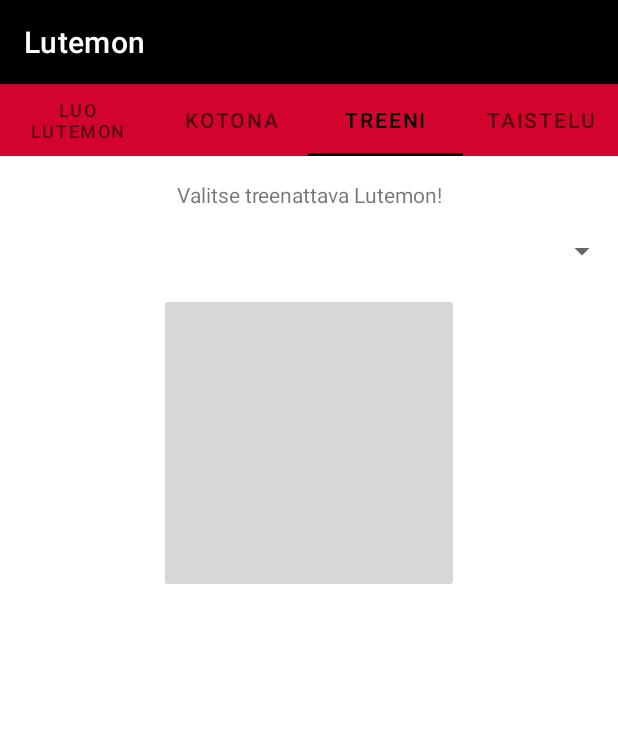
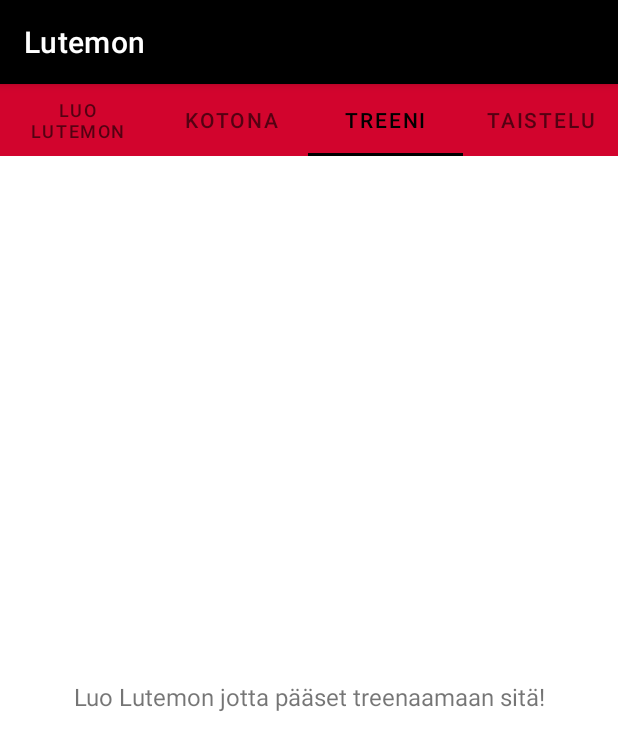
Before and after one commit to LETomppa/JavaHarkkatyo, an Android app: the screen it shows after launch (MainActivity), tab 3 chosen, on a phone screen of 412 x 824 dp. Shown: the top 750 px of the screen. Run offline under Robolectric (Android 15) with nearby library versions, the phone set to English and light mode, and no system bars.

Commit message:
Uusin versio

```diff
--- a/app/src/main/java/com/example/lutemon/fragments/FragmentCreate.java
+++ b/app/src/main/java/com/example/lutemon/fragments/FragmentCreate.java
@@ -51,6 +51,10 @@ public class FragmentCreate extends Fragment {
             @Override
             public void onClick(View v) {
                 stringName = name.getText().toString();
+                if (stringName.isEmpty()) {
+                    Toast.makeText(getContext(), "Anna lutemonille nimi", Toast.LENGTH_LONG).show();
+                }
+                else {
                     RadioGroup rgColorType = view.findViewById(R.id.rgColors);
                     switch (rgColorType.getCheckedRadioButtonId()) {
                         case R.id.rbWhite:
@@ -73,7 +77,8 @@ public class FragmentCreate extends Fragment {
                     }
                     Storage.getInstance().addLutemon(l);
                     FragmentHome.adapter.notifyDataSetChanged();
-
+                    Toast.makeText(getContext(), "Lutemon luotu!", Toast.LENGTH_LONG).show();
+                }
             }
         });
 
--- a/app/src/main/java/com/example/lutemon/fragments/FragmentTrain.java
+++ b/app/src/main/java/com/example/lutemon/fragments/FragmentTrain.java
@@ -1,5 +1,6 @@
 package com.example.lutemon.fragments;
 
+import android.media.Image;
 import android.os.Bundle;
 
 import androidx.fragment.app.Fragment;
@@ -11,7 +12,10 @@ import android.widget.AdapterView;
 import android.widget.ArrayAdapter;
 import android.widget.ImageButton;
 import android.widget.ImageView;
+import android.widget.RadioGroup;
 import android.widget.Spinner;
+import android.widget.TextView;
+import android.widget.Toast;
 
 import com.example.lutemon.Lutemon;
 import com.example.lutemon.R;
@@ -22,43 +26,112 @@ import java.util.ArrayList;
 public class FragmentTrain extends Fragment implements AdapterView.OnItemSelectedListener {
     private Spinner spinner;
     private ImageButton imageButton;
+    private TextView txtAttack;
+    private TextView txtDefence;
+    private TextView txtClicksLeft;
+    private TextView txtTrain;
+    private TextView txtInfo;
+    private ImageView imgSword;
+    private ImageView imgShield;
     private ArrayList<Lutemon> lutemons;
     private Lutemon selectedLutemon;
     private ArrayAdapter<Lutemon> adapter;
     private static int clickCounter = 0;
+    private static int clicksLeft = 40;
 
 
     @Override
     public View onCreateView(LayoutInflater inflater, ViewGroup container,
                              Bundle savedInstanceState) {
         View view = inflater.inflate(R.layout.fragment_train, container, false);
+        setupUI(view);
+        return view;
+    }
+    @Override
+    public void onResume() {
+        super.onResume();
+        setupUI(getView());
+    }
+    private void setupUI(View view) {
         spinner = view.findViewById(R.id.spinner);
         imageButton = view.findViewById(R.id.imageButton);
         lutemons = Storage.getInstance().getLutemons();
+        TextView emptyText = view.findViewById(R.id.txtEmpty);
+        txtAttack = view.findViewById(R.id.txtAttack);
+        txtDefence = view.findViewById(R.id.txtDefence);
+        txtClicksLeft = view.findViewById(R.id.txtPresses);
+        txtTrain = view.findViewById(R.id.txtTrain);
+        txtInfo = view.findViewById(R.id.txtInfo);
+        imgSword = view.findViewById(R.id.imgSword);
+        imgShield = view.findViewById(R.id.imgShield);
+        RadioGroup rgTrain = view.findViewById(R.id.rgTrain);
+        if (lutemons.isEmpty()) {
+            emptyText.setVisibility(View.VISIBLE);
+            spinner.setVisibility(View.GONE);
+            imageButton.setVisibility(View.GONE);
+            txtAttack.setVisibility(View.GONE);
+            txtDefence.setVisibility(View.GONE);
+            txtClicksLeft.setVisibility(View.GONE);
+            txtTrain.setVisibility(View.GONE);
+            txtInfo.setVisibility(View.GONE);
+            imgSword.setVisibility(View.GONE);
+            imgShield.setVisibility(View.GONE);
+            rgTrain.setVisibility(View.GONE);
+        } else {
             // Create an ArrayAdapter to populate the spinner with Lutemon names
             adapter = new ArrayAdapter<>(getContext(),
                     android.R.layout.simple_spinner_dropdown_item, lutemons);
             spinner.setAdapter(adapter);
             spinner.setOnItemSelectedListener(this);
+            emptyText.setVisibility(View.GONE);
+            spinner.setVisibility(View.VISIBLE);
+            imageButton.setVisibility(View.VISIBLE);
+            txtAttack.setVisibility(View.VISIBLE);
+            txtDefence.setVisibility(View.VISIBLE);
+            txtClicksLeft.setVisibility(View.VISIBLE);
+            txtTrain.setVisibility(View.VISIBLE);
+            txtInfo.setVisibility(View.VISIBLE);
+            imgSword.setVisibility(View.VISIBLE);
+            imgShield.setVisibility(View.VISIBLE);
+            rgTrain.setVisibility(View.VISIBLE);
+            txtClicksLeft.setText(String.valueOf(clicksLeft-clickCounter));
             imageButton.setOnClickListener(new View.OnClickListener() {
                 @Override
                 public void onClick(View view) {
-                clickCounter++;
+                    int selectedRadioButtonId = rgTrain.getCheckedRadioButtonId();
+                    if (selectedRadioButtonId == View.NO_ID) {
+                        Toast.makeText(getContext(), "Valitse kumpaa statsia haluat treenata", Toast.LENGTH_LONG).show();
+                    }
+                    else {clickCounter++;
                         if (clickCounter == 40) {
-                    selectedLutemon.setAttack(selectedLutemon.getAttack()+1);
+                            switch (rgTrain.getCheckedRadioButtonId()) {
+                                case R.id.rbAttack:
+                                    selectedLutemon.setAttack(selectedLutemon.getAttack() + 1);
+                                    break;
+                                case R.id.rbDefence:
+                                    selectedLutemon.setDefence(selectedLutemon.getDefence() + 1);
+                                    break;
+                            }
                             FragmentHome.adapter.notifyDataSetChanged();
+                            txtAttack.setText(String.valueOf(selectedLutemon.getAttack()));
+                            txtDefence.setText(String.valueOf(selectedLutemon.getDefence()));
                             clickCounter = 0;
-
                         }
+                        txtClicksLeft.setText(String.valueOf(clicksLeft-clickCounter));
+                    }}
+            });
         }
-        });
-        return view;
     }
     @Override
     public void onItemSelected(AdapterView<?> adapterView, View view, int i, long l) {
         // Get the selected Lutemon object and display its image
         selectedLutemon = lutemons.get(i);
         imageButton.setImageResource(selectedLutemon.getImage());
+        txtAttack.setText(String.valueOf(selectedLutemon.getAttack()));
+        txtDefence.setText(String.valueOf(selectedLutemon.getDefence()));
+        clickCounter = 0;
+        txtClicksLeft.setText(String.valueOf(clicksLeft-clickCounter));
+
     }
 
     @Override
--- a/app/src/main/res/layout/fragment_train.xml
+++ b/app/src/main/res/layout/fragment_train.xml
@@ -11,27 +11,120 @@
         android:layout_width="match_parent"
         android:layout_height="wrap_content"
         android:layout_marginTop="16dp"
-        app:layout_constraintTop_toBottomOf="@+id/textView"
+        app:layout_constraintTop_toBottomOf="@+id/txtTrain"
         tools:layout_editor_absoluteX="0dp" />
 
     <TextView
-        android:id="@+id/textView"
+        android:id="@+id/txtTrain"
         android:layout_width="wrap_content"
         android:layout_height="wrap_content"
         android:layout_marginTop="16dp"
+        android:fontFamily="monospace"
         android:text="Valitse treenattava Lutemon!"
         app:layout_constraintEnd_toEndOf="parent"
         app:layout_constraintStart_toStartOf="parent"
         app:layout_constraintTop_toTopOf="parent" />
+
+    <RadioGroup
+        android:id="@+id/rgTrain"
+        android:layout_width="wrap_content"
+        android:layout_height="wrap_content"
+        android:orientation="horizontal"
+        app:layout_constraintEnd_toEndOf="parent"
+        app:layout_constraintStart_toStartOf="parent"
+        app:layout_constraintTop_toBottomOf="@+id/spinner">
+
+        <RadioButton
+            android:id="@+id/rbAttack"
+            android:layout_width="match_parent"
+            android:layout_height="wrap_content"
+            android:text="Treenaa hyökkäystä" />
+
+        <RadioButton
+            android:id="@+id/rbDefence"
+            android:layout_width="match_parent"
+            android:layout_height="wrap_content"
+            android:text="Treenaa puolustusta" />
+    </RadioGroup>
 
     <ImageButton
         android:id="@+id/imageButton"
         android:layout_width="200dp"
         android:layout_height="200dp"
         android:layout_gravity="center_horizontal"
-        android:layout_marginTop="16dp"
         android:scaleType="fitCenter"
         app:layout_constraintEnd_toEndOf="parent"
+        app:layout_constraintHorizontal_bias="0.502"
         app:layout_constraintStart_toStartOf="parent"
-        app:layout_constraintTop_toBottomOf="@+id/spinner" />
+        app:layout_constraintTop_toBottomOf="@+id/rgTrain" />
+
+    <TextView
+        android:id="@+id/txtAttack"
+        android:layout_width="wrap_content"
+        android:layout_height="wrap_content"
+        android:layout_marginTop="8dp"
+        android:text="Attack"
+        android:textSize="34sp"
+        app:layout_constraintStart_toEndOf="@+id/imgSword"
+        app:layout_constraintTop_toBottomOf="@+id/imageButton" />
+
+    <TextView
+        android:id="@+id/txtDefence"
+        android:layout_width="wrap_content"
+        android:layout_height="wrap_content"
+        android:layout_marginTop="8dp"
+        android:text="Defence"
+        android:textSize="34sp"
+        app:layout_constraintEnd_toStartOf="@+id/imgShield"
+        app:layout_constraintTop_toBottomOf="@+id/imageButton" />
+
+    <ImageView
+        android:id="@+id/imgSword"
+        android:layout_width="36dp"
+        android:layout_height="51dp"
+        android:src="@drawable/image_attack"
+        app:layout_constraintStart_toStartOf="@+id/imageButton"
+        app:layout_constraintTop_toBottomOf="@+id/imageButton" />
+
+    <ImageView
+        android:id="@+id/imgShield"
+        android:layout_width="50dp"
+        android:layout_height="50dp"
+        android:src="@drawable/image_defence"
+        app:layout_constraintEnd_toEndOf="@+id/imageButton"
+        app:layout_constraintTop_toBottomOf="@+id/imageButton" />
+
+    <TextView
+        android:id="@+id/txtInfo"
+        android:layout_width="wrap_content"
+        android:layout_height="wrap_content"
+        android:layout_marginTop="8dp"
+        android:text="Painalluksia kunnes statsit nousee:"
+        app:layout_constraintEnd_toEndOf="parent"
+        app:layout_constraintStart_toStartOf="parent"
+        app:layout_constraintTop_toBottomOf="@+id/imgShield" />
+
+    <TextView
+        android:id="@+id/txtPresses"
+        android:layout_width="wrap_content"
+        android:layout_height="wrap_content"
+        android:layout_marginTop="8dp"
+        android:includeFontPadding="false"
+        android:textSize="60sp"
+        app:layout_constraintEnd_toEndOf="parent"
+        app:layout_constraintStart_toStartOf="parent"
+        app:layout_constraintTop_toBottomOf="@+id/txtInfo" />
+
+    <TextView
+        android:id="@+id/txtEmpty"
+        android:layout_width="wrap_content"
+        android:layout_height="wrap_content"
+        android:text="Luo Lutemon jotta pääset treenaamaan sitä!"
+        android:textSize="16sp"
+        android:visibility="gone"
+        app:layout_constraintBottom_toBottomOf="parent"
+        app:layout_constraintEnd_toEndOf="parent"
+        app:layout_constraintStart_toStartOf="parent"
+        app:layout_constraintTop_toTopOf="parent" />
+
 </androidx.constraintlayout.widget.ConstraintLayout>
```
Lines whose indentation alone changed are shown as unchanged.
